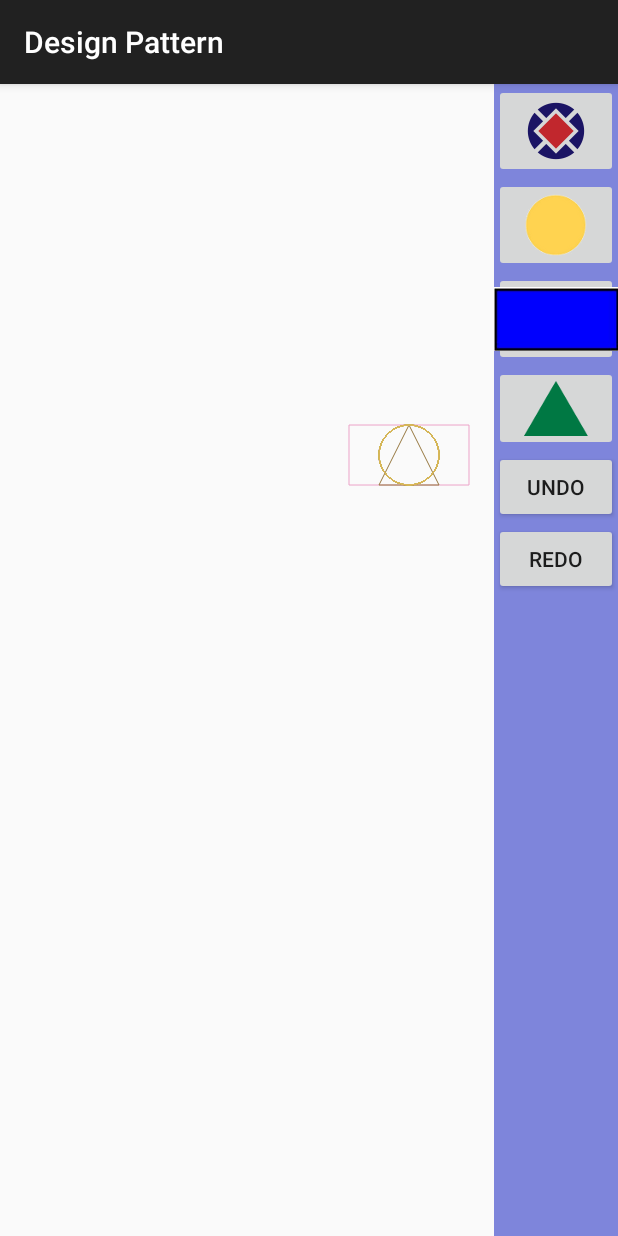
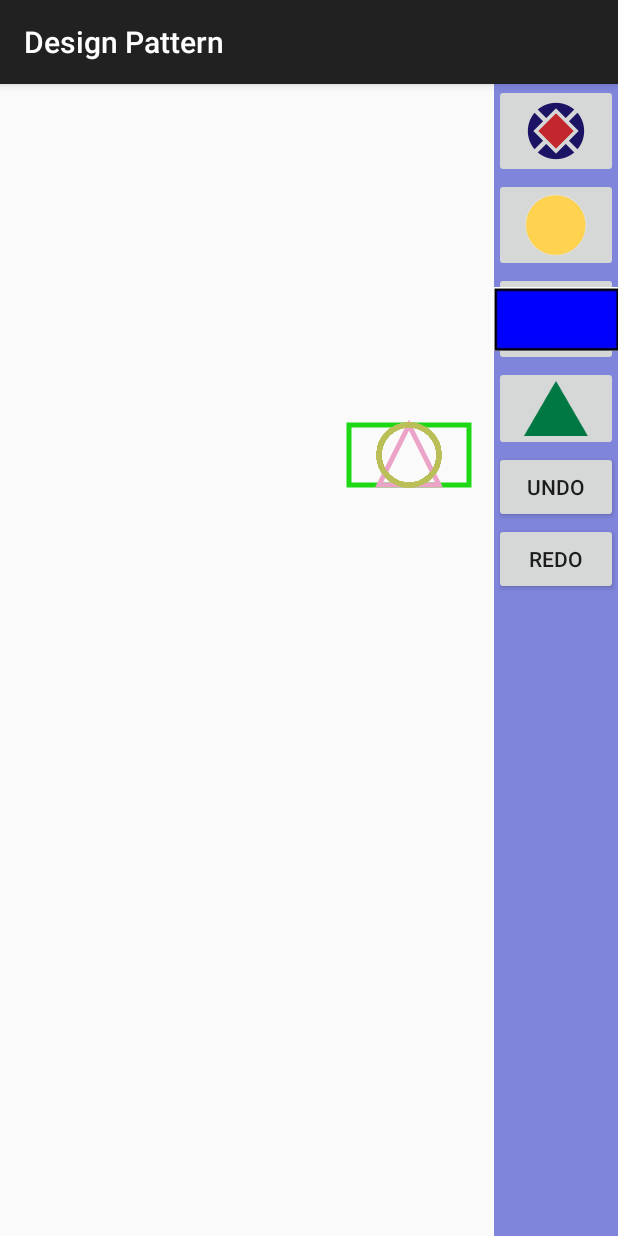
Before and after one commit to reversecoder/rc-dp, an Android app: the screen it shows after launch (MainActivity), after a tap on an icon or button, on a phone screen of 412 x 824 dp. Run offline under Robolectric (Android 15) with nearby library versions, the phone set to English and light mode, and no system bars; 3 other taps on this screen came first.

Commit message:
updated naming convension

```diff
--- a/app/src/main/java/com/rc/designpattern/activity/MainActivity.java
+++ b/app/src/main/java/com/rc/designpattern/activity/MainActivity.java
@@ -24,7 +24,6 @@
 import com.rc.designpattern.tools.Generator;
 
 import java.util.HashMap;
-
 
 public class MainActivity extends AppCompatActivity {
 
@@ -86,7 +85,7 @@
             @Override
             public void onClick(View v) {
                 Shape myShape = new CompoundShape(
-                        new Circle(Generator.randInt(100, 500), Generator.randInt(100, 800), Generator.randInt(50, 100), Generator.generateColor()),
+//                        new Circle(Generator.randInt(100, 500), Generator.randInt(100, 800), Generator.randInt(50, 100), Generator.generateColor()),
                         new Circle(Generator.randInt(100, 500), Generator.randInt(100, 800), Generator.randInt(50, 100), Generator.generateColor())
                 );
                 myShape.drawShape(mFrame, getApplicationContext());
--- a/app/src/main/java/com/rc/designpattern/shapes/BaseShape.java
+++ b/app/src/main/java/com/rc/designpattern/shapes/BaseShape.java
@@ -8,8 +8,8 @@
 
 public abstract class BaseShape implements Shape {
 
-    int x, y;
-    Paint paint;
+    int shapeX, shapeY;
+    Paint borderPaint, backgroundPaint;
     RelativeLayout frame;
     private int dx = 0, dy = 0;
     private int color;
@@ -18,20 +18,20 @@
     private int displayWidth, displayHeight;
 
     BaseShape(int x, int y, int color) {
-        this.x = x;
-        this.y = y;
+        this.shapeX = x;
+        this.shapeY = y;
         this.color = color;
-        this.paint = new Paint(Paint.ANTI_ALIAS_FLAG);
+        this.borderPaint = new Paint(Paint.ANTI_ALIAS_FLAG);
     }
 
     @Override
     public int getShapeX() {
-        return x;
+        return shapeX;
     }
 
     @Override
     public int getShapeY() {
-        return y;
+        return shapeY;
     }
 
     @Override
@@ -46,26 +46,26 @@
 
     @Override
     public void drag() {
-        dx = x;
-        dy = y;
+        dx = shapeX;
+        dy = shapeY;
     }
 
     @Override
     public void moveTo(int x, int y) {
-        this.x = dx + x;
-        this.y = dy + y;
+        this.shapeX = dx + x;
+        this.shapeY = dy + y;
     }
 
     @Override
     public void moveBy(int x, int y) {
-        this.x += x;
-        this.y += y;
+        this.shapeX += x;
+        this.shapeY += y;
     }
 
     @Override
     public void drop() {
-        this.x = dx;
-        this.y = dy;
+        this.shapeX = dx;
+        this.shapeY = dy;
     }
 
     @Override
@@ -100,10 +100,10 @@
     }
 
     void enableSelectionStyle() {
-        paint.setColor(Color.RED);
-        paint.setStyle(Paint.Style.STROKE);
-        paint.setStrokeWidth(2f);
-        paint.setPathEffect(new DashPathEffect(new float[]{5, 10}, 0));
+        borderPaint.setColor(Color.RED);
+        borderPaint.setStyle(Paint.Style.STROKE);
+        borderPaint.setStrokeWidth(5f);
+        borderPaint.setPathEffect(new DashPathEffect(new float[]{5, 10}, 0));
 
 //        Graphics2D g2 = (Graphics2D) graphics;
 //        float dash1[] = {2.0f};
@@ -114,18 +114,19 @@
     }
 
     void disableSelectionStyle() {
-        paint.setColor(color);
-        paint.setStyle(Paint.Style.STROKE);
+        borderPaint.setColor(color);
+        borderPaint.setStyle(Paint.Style.STROKE);
+        borderPaint.setStrokeWidth(5f);
 //        Graphics2D g2 = (Graphics2D) graphics;
 //        g2.setStroke(new BasicStroke());
     }
 
     @Override
-    public void drawShape(RelativeLayout mFrame, Context aContext) {
-        frame = mFrame;
-        context = aContext;
-        displayHeight = mFrame.getHeight();
-        displayWidth = mFrame.getWidth();
+    public void drawShape(RelativeLayout frame, Context context) {
+        this.frame = frame;
+        this.context = context;
+        this.displayHeight = frame.getHeight();
+        this.displayWidth = frame.getWidth();
 
         if (isSelected()) {
             enableSelectionStyle();
--- a/app/src/main/java/com/rc/designpattern/shapes/Circle.java
+++ b/app/src/main/java/com/rc/designpattern/shapes/Circle.java
@@ -25,11 +25,11 @@
     }
 
     @Override
-    public void drawShape(RelativeLayout mFrame, Context aContext) {
-        super.drawShape(mFrame, aContext);
+    public void drawShape(RelativeLayout frame, Context context) {
+        super.drawShape(frame, context);
 
-        CircleView aCircleView = new CircleView(aContext, getShapeX(), getShapeY());
-        mFrame.addView(aCircleView);
+        CircleView aCircleView = new CircleView(context, getShapeX(), getShapeY());
+        frame.addView(aCircleView);
     }
 
     private class CircleView extends View implements ShapeView {
@@ -44,44 +44,7 @@
 
         @Override
         protected synchronized void onDraw(Canvas canvas) {
-            canvas.drawCircle(mXPos, mYPos, radius / 2, paint);
+            canvas.drawCircle(mXPos, mYPos, radius / 2, borderPaint);
         }
     }
-
-
-//    @Override
-//    public void drawShape(RelativeLayout mFrame, final float x, final float y, Context aContext) {
-//        this.mFrame = mFrame;
-//        mDisplayHeight = mFrame.getShapeHeight();
-//        mDisplayWidth = mFrame.getShapeWidth();
-//        CircleView aCircleView = new CircleView(aContext, x, y);
-//        mFrame.addView(aCircleView);
-//    }
-//
-//    @Override
-//    public void setShapeColor(int aColor) {
-//        this.myColor.setShapeColor(aColor);
-//    }
-//
-//    @Override
-//    public void setWidth(int width) {
-//        this.width = (float) width;
-//    }
-//
-//
-//    private class CircleView extends View implements ShapeView {
-//
-//        private float mXPos, mYPos;
-//
-//        public CircleView(Context context, float x, float y) {
-//            super(context);
-//            this.mXPos = x;
-//            this.mYPos = y;
-//        }
-//
-//        @Override
-//        protected synchronized void onDraw(Canvas canvas) {
-//            canvas.drawCircle(mXPos, mYPos, width / 2, myColor);
-//        }
-//    }
 }
--- a/app/src/main/java/com/rc/designpattern/shapes/Shape.java
+++ b/app/src/main/java/com/rc/designpattern/shapes/Shape.java
@@ -36,5 +36,5 @@
 
     void setShapeColor(int color);
 
-    void drawShape(RelativeLayout mFrame, Context aContext);
+    void drawShape(RelativeLayout frame, Context context);
 }
--- a/app/src/main/java/com/rc/designpattern/shapes/Triangle.java
+++ b/app/src/main/java/com/rc/designpattern/shapes/Triangle.java
@@ -29,11 +29,11 @@
     }
 
     @Override
-    public void drawShape(RelativeLayout mFrame, Context aContext) {
-        super.drawShape(mFrame, aContext);
+    public void drawShape(RelativeLayout frame, Context context) {
+        super.drawShape(frame, context);
 
-        TriangleView triangleView = new TriangleView(aContext, getShapeX(), getShapeY());
-        mFrame.addView(triangleView);
+        TriangleView triangleView = new TriangleView(context, getShapeX(), getShapeY());
+        frame.addView(triangleView);
     }
 
     public class TriangleView extends View implements ShapeView {
@@ -48,7 +48,7 @@
 
         @Override
         protected synchronized void onDraw(Canvas canvas) {
-            drawTriangle(canvas, paint, getShapeX(), getShapeY(), getShapeWidth());
+            drawTriangle(canvas, borderPaint, getShapeX(), getShapeY(), getShapeWidth());
         }
 
         public void drawTriangle(Canvas canvas, Paint paint, int x, int y, int width) {
```
Also changed, not shown: app/src/main/java/com/rc/designpattern/activity/TestActivity.java (deleted, +0 -16 lines), app/src/main/java/com/rc/designpattern/shapes/CompoundShape.java (+5 -5 lines), app/src/main/java/com/rc/designpattern/shapes/Rectangle.java (+5 -5 lines), app/src/main/res/layout/activity_test.xml (deleted, +0 -48 lines).
